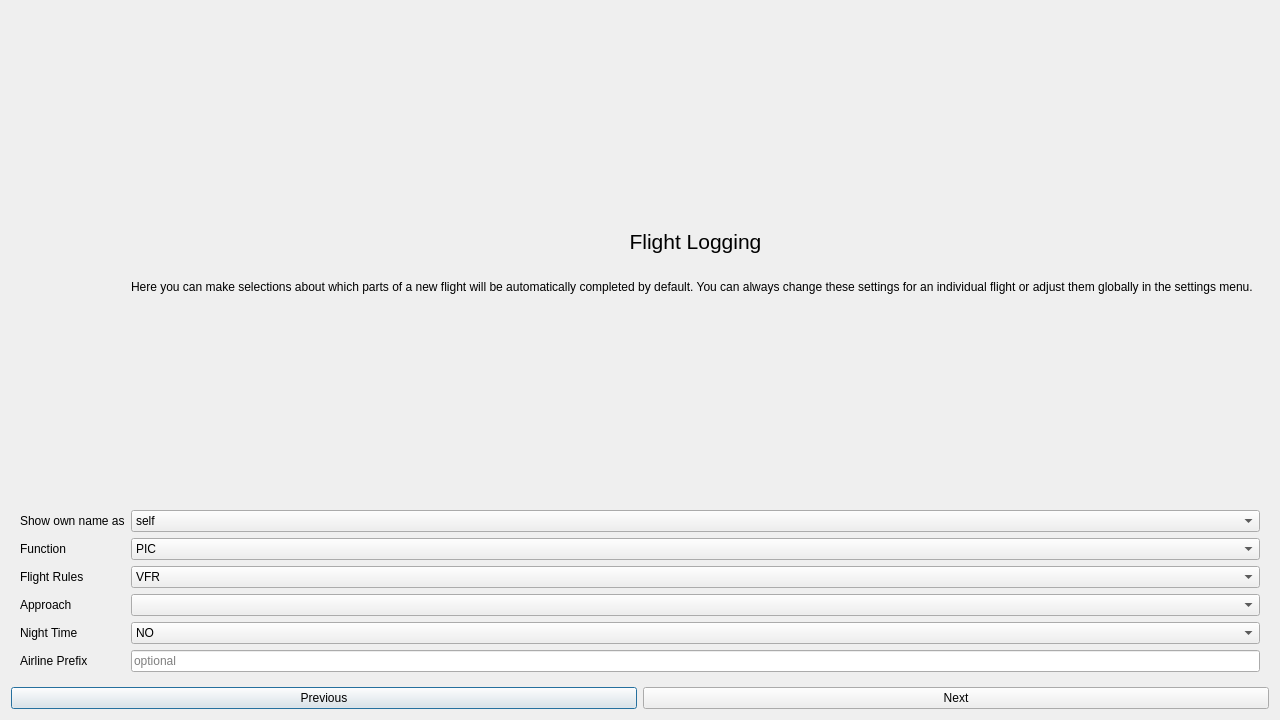
This is src/gui/dialogues/firstrundialog.ui in fiffty-50/openPilotLog as Qt 5 draws it before an edit. The edited form follows.
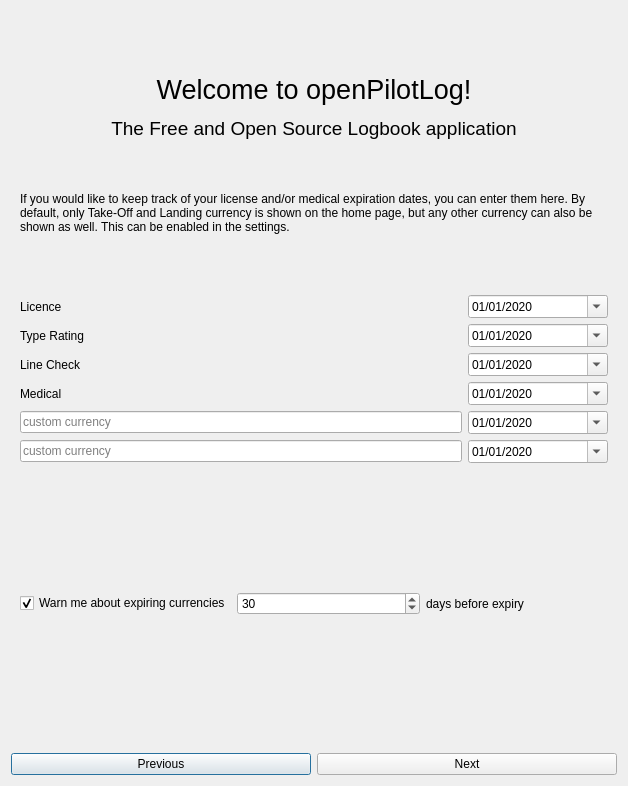
This is the edited form. The open tabs and pages were chosen to show the change.

What changed in the file:
```diff
--- a/src/gui/dialogues/firstrundialog.ui
+++ b/src/gui/dialogues/firstrundialog.ui
@@ -6,8 +6,8 @@
    <rect>
     <x>0</x>
     <y>0</y>
-    <width>1280</width>
-    <height>720</height>
+    <width>628</width>
+    <height>786</height>
    </rect>
   </property>
   <property name="windowTitle">
@@ -141,56 +141,351 @@
        </item>
       </layout>
      </widget>
-     <widget class="QWidget" name="stackedWidgetPage2">
+     <widget class="QWidget" name="currencyPage">
+      <layout class="QGridLayout" name="gridLayout_6">
+       <item row="0" column="0">
+        <widget class="QLabel" name="label_6">
+         <property name="text">
+          <string>&lt;html&gt;&lt;head/&gt;&lt;body&gt;&lt;p align=&quot;center&quot;&gt;&lt;span style=&quot; font-size:20pt;&quot;&gt;Welcome to openPilotLog!&lt;/span&gt;&lt;/p&gt;&lt;p align=&quot;center&quot;&gt;&lt;span style=&quot; font-size:14pt;&quot;&gt;The Free and Open Source Logbook application&lt;/span&gt;&lt;/p&gt;&lt;p&gt;&lt;br/&gt;&lt;/p&gt;&lt;p&gt;If you would like to keep track of your license and/or medical expiration dates, you can enter them here. By default, only Take-Off and Landing currency is shown on the home page, but any other currency can also be shown as well. This can be enabled in the settings.&lt;/p&gt;&lt;/body&gt;&lt;/html&gt;</string>
+         </property>
+         <property name="textFormat">
+          <enum>Qt::RichText</enum>
+         </property>
+         <property name="wordWrap">
+          <bool>true</bool>
+         </property>
+        </widget>
+       </item>
+       <item row="2" column="0">
+        <layout class="QHBoxLayout" name="horizontalLayout">
+         <item>
+          <widget class="QCheckBox" name="currWarningCheckBox">
+           <property name="text">
+            <string>Warn me about expiring currencies</string>
+           </property>
+           <property name="checked">
+            <bool>true</bool>
+           </property>
+          </widget>
+         </item>
+         <item>
+          <widget class="QSpinBox" name="currWarningThresholdSpinBox">
+           <property name="maximum">
+            <number>365</number>
+           </property>
+           <property name="value">
+            <number>30</number>
+           </property>
+          </widget>
+         </item>
+         <item>
+          <widget class="QLabel" name="label_3">
+           <property name="text">
+            <string>days before expiry</string>
+           </property>
+          </widget>
+         </item>
+        </layout>
+       </item>
+       <item row="1" column="0">
+        <layout class="QGridLayout" name="gridLayout_5">
+         <item row="1" column="1">
+          <widget class="QDateEdit" name="currTrDateEdit">
+           <property name="minimumSize">
+            <size>
+             <width>140</width>
+             <height>0</height>
+            </size>
+           </property>
+           <property name="currentSection">
+            <enum>QDateTimeEdit::MonthSection</enum>
+           </property>
+           <property name="displayFormat">
+            <string>MM/dd/yyyy</string>
+           </property>
+           <property name="calendarPopup">
+            <bool>true</bool>
+           </property>
+           <property name="timeSpec">
+            <enum>Qt::UTC</enum>
+           </property>
+           <property name="date">
+            <date>
+             <year>2020</year>
+             <month>1</month>
+             <day>1</day>
+            </date>
+           </property>
+          </widget>
+         </item>
+         <item row="3" column="0">
+          <widget class="QLabel" name="currMedLabel">
+           <property name="minimumSize">
+            <size>
+             <width>280</width>
+             <height>0</height>
+            </size>
+           </property>
+           <property name="text">
+            <string>Medical</string>
+           </property>
+          </widget>
+         </item>
+         <item row="5" column="0">
+          <widget class="QLineEdit" name="currCustom2LineEdit">
+           <property name="minimumSize">
+            <size>
+             <width>280</width>
+             <height>0</height>
+            </size>
+           </property>
+           <property name="placeholderText">
+            <string>custom currency</string>
+           </property>
+          </widget>
+         </item>
+         <item row="4" column="0">
+          <widget class="QLineEdit" name="currCustom1LineEdit">
+           <property name="minimumSize">
+            <size>
+             <width>280</width>
+             <height>0</height>
+            </size>
+           </property>
+           <property name="text">
+            <string/>
+           </property>
+           <property name="placeholderText">
+            <string>custom currency</string>
+           </property>
+          </widget>
+         </item>
+         <item row="1" column="0">
+          <widget class="QLabel" name="currTrLabel">
+           <property name="minimumSize">
+            <size>
+             <width>280</width>
+             <height>0</height>
+            </size>
+           </property>
+           <property name="text">
+            <string>Type Rating</string>
+           </property>
+          </widget>
+         </item>
+         <item row="4" column="1">
+          <widget class="QDateEdit" name="currCustom1DateEdit">
+           <property name="minimumSize">
+            <size>
+             <width>140</width>
+             <height>0</height>
+            </size>
+           </property>
+           <property name="currentSection">
+            <enum>QDateTimeEdit::MonthSection</enum>
+           </property>
+           <property name="displayFormat">
+            <string>MM/dd/yyyy</string>
+           </property>
+           <property name="calendarPopup">
+            <bool>true</bool>
+           </property>
+           <property name="timeSpec">
+            <enum>Qt::UTC</enum>
+           </property>
+           <property name="date">
+            <date>
+             <year>2020</year>
+             <month>1</month>
+             <day>1</day>
+            </date>
+           </property>
+          </widget>
+         </item>
+         <item row="3" column="1">
+          <widget class="QDateEdit" name="currMedDateEdit">
+           <property name="minimumSize">
+            <size>
+             <width>140</width>
+             <height>0</height>
+            </size>
+           </property>
+           <property name="currentSection">
+            <enum>QDateTimeEdit::MonthSection</enum>
+           </property>
+           <property name="displayFormat">
+            <string>MM/dd/yyyy</string>
+           </property>
+           <property name="calendarPopup">
+            <bool>true</bool>
+           </property>
+           <property name="timeSpec">
+            <enum>Qt::UTC</enum>
+           </property>
+           <property name="date">
+            <date>
+             <year>2020</year>
+             <month>1</month>
+             <day>1</day>
+            </date>
+           </property>
+          </widget>
+         </item>
+         <item row="5" column="1">
+          <widget class="QDateEdit" name="currCustom2DateEdit">
+           <property name="minimumSize">
+            <size>
+             <width>140</width>
+             <height>0</height>
+            </size>
+           </property>
+           <property name="currentSection">
+            <enum>QDateTimeEdit::MonthSection</enum>
+           </property>
+           <property name="displayFormat">
+            <string>MM/dd/yyyy</string>
+           </property>
+           <property name="calendarPopup">
+            <bool>true</bool>
+           </property>
+           <property name="timeSpec">
+            <enum>Qt::UTC</enum>
+           </property>
+           <property name="date">
+            <date>
+             <year>2020</year>
+             <month>1</month>
+             <day>1</day>
+            </date>
+           </property>
+          </widget>
+         </item>
+         <item row="0" column="1">
+          <widget class="QDateEdit" name="currLicDateEdit">
+           <property name="minimumSize">
+            <size>
+             <width>140</width>
+             <height>0</height>
+            </size>
+           </property>
+           <property name="currentSection">
+            <enum>QDateTimeEdit::MonthSection</enum>
+           </property>
+           <property name="displayFormat">
+            <string>MM/dd/yyyy</string>
+           </property>
+           <property name="calendarPopup">
+            <bool>true</bool>
+           </property>
+           <property name="timeSpec">
+            <enum>Qt::UTC</enum>
+           </property>
+           <property name="date">
+            <date>
+             <year>2020</year>
+             <month>1</month>
+             <day>1</day>
+            </date>
+           </property>
+          </widget>
+         </item>
+         <item row="2" column="1">
+          <widget class="QDateEdit" name="currLckDateEdit">
+           <property name="minimumSize">
+            <size>
+             <width>140</width>
+             <height>0</height>
+            </size>
+           </property>
+           <property name="currentSection">
+            <enum>QDateTimeEdit::MonthSection</enum>
+           </property>
+           <property name="displayFormat">
+            <string>MM/dd/yyyy</string>
+           </property>
+           <property name="calendarPopup">
+            <bool>true</bool>
+           </property>
+           <property name="timeSpec">
+            <enum>Qt::UTC</enum>
+           </property>
+           <property name="date">
+            <date>
+             <year>2020</year>
+             <month>1</month>
+             <day>1</day>
+            </date>
+           </property>
+          </widget>
+         </item>
+         <item row="2" column="0">
+          <widget class="QLabel" name="currLckLabel">
+           <property name="minimumSize">
+            <size>
+             <width>280</width>
+             <height>0</height>
+            </size>
+           </property>
+           <property name="text">
+            <string>Line Check</string>
+           </property>
+          </widget>
+         </item>
+         <item row="0" column="0">
+          <widget class="QLabel" name="currLicLabel">
+           <property name="minimumSize">
+            <size>
+             <width>280</width>
+             <height>0</height>
+            </size>
+           </property>
+           <property name="text">
+            <string>Licence</string>
+           </property>
+          </widget>
+         </item>
+        </layout>
+       </item>
+      </layout>
+     </widget>
+     <widget class="QWidget" name="flightLoggingPage">
+      <layout class="QGridLayout" name="gridLayout_10">
+       <item row="0" column="0">
+        <widget class="QLabel" name="label_7">
+         <property name="text">
+          <string>&lt;html&gt;&lt;head/&gt;&lt;body&gt;&lt;p align=&quot;center&quot;&gt;&lt;span style=&quot; font-size:20pt;&quot;&gt;Welcome to openPilotLog!&lt;/span&gt;&lt;/p&gt;&lt;p align=&quot;center&quot;&gt;&lt;span style=&quot; font-size:14pt;&quot;&gt;The Free and Open Source Logbook application&lt;/span&gt;&lt;/p&gt;&lt;p&gt;&lt;br/&gt;&lt;/p&gt;&lt;p&gt;Here you can make selections about which parts of a new flight will be automatically preselected or completed by default. You can always change these settings for an individual flight or adjust them globally in the settings menu.&lt;/p&gt;&lt;/body&gt;&lt;/html&gt;</string>
+         </property>
+         <property name="textFormat">
+          <enum>Qt::RichText</enum>
+         </property>
+         <property name="wordWrap">
+          <bool>true</bool>
+         </property>
+        </widget>
+       </item>
+       <item row="1" column="0">
       <layout class="QGridLayout" name="gridLayout_3">
-       <item row="0" column="1">
-        <widget class="QLabel" name="label_2">
-         <property name="text">
-          <string>&lt;html&gt;&lt;head/&gt;&lt;body&gt;&lt;p align=&quot;center&quot;&gt;&lt;span style=&quot; font-size:16pt;&quot;&gt;Flight Logging&lt;/span&gt;&lt;/p&gt;&lt;p&gt;&lt;br/&gt;Here you can make selections about which parts of a new flight will be automatically completed by default. You can always change these settings for an individual flight or adjust them globally in the settings menu.&lt;/p&gt;&lt;/body&gt;&lt;/html&gt;</string>
-         </property>
-         <property name="textFormat">
-          <enum>Qt::RichText</enum>
-         </property>
-         <property name="wordWrap">
-          <bool>true</bool>
-         </property>
-        </widget>
-       </item>
-       <item row="1" column="0">
-        <widget class="QLabel" name="aliasLabel">
-         <property name="text">
-          <string>Show own name as</string>
-         </property>
-        </widget>
-       </item>
-       <item row="1" column="1">
-        <widget class="QComboBox" name="aliasComboBox">
-         <item>
-          <property name="text">
-           <string>self</string>
-          </property>
-         </item>
-         <item>
-          <property name="text">
-           <string>SELF</string>
-          </property>
-         </item>
-         <item>
-          <property name="text">
-           <string>Lastname, Firstname</string>
-          </property>
-         </item>
-        </widget>
-       </item>
-       <item row="2" column="0">
+         <item row="0" column="0">
         <widget class="QLabel" name="functionLabel">
+           <property name="minimumSize">
+            <size>
+             <width>160</width>
+             <height>0</height>
+            </size>
+           </property>
          <property name="text">
-          <string>Function</string>
+            <string>Default Function</string>
          </property>
         </widget>
        </item>
-       <item row="2" column="1">
+         <item row="0" column="1">
         <widget class="QComboBox" name="functionComboBox">
+           <property name="minimumSize">
+            <size>
+             <width>160</width>
+             <height>0</height>
+            </size>
+           </property>
          <item>
           <property name="text">
            <string>PIC</string>
@@ -213,15 +508,27 @@
          </item>
         </widget>
        </item>
-       <item row="3" column="0">
+         <item row="1" column="0">
         <widget class="QLabel" name="rulesLabel">
+           <property name="minimumSize">
+            <size>
+             <width>160</width>
+             <height>0</height>
+            </size>
+           </property>
          <property name="text">
-          <string>Flight Rules</string>
+            <string>Default Flight Rules</string>
          </property>
         </widget>
        </item>
-       <item row="3" column="1">
+         <item row="1" column="1">
         <widget class="QComboBox" name="rulesComboBox">
+           <property name="minimumSize">
+            <size>
+             <width>160</width>
+             <height>0</height>
+            </size>
+           </property>
          <item>
           <property name="text">
            <string>VFR</string>
@@ -234,51 +541,116 @@
          </item>
         </widget>
        </item>
-       <item row="4" column="0">
+         <item row="2" column="0">
         <widget class="QLabel" name="approachLabel">
+           <property name="minimumSize">
+            <size>
+             <width>160</width>
+             <height>0</height>
+            </size>
+           </property>
          <property name="text">
-          <string>Approach</string>
+            <string>Default Approach</string>
          </property>
         </widget>
        </item>
-       <item row="4" column="1">
-        <widget class="QComboBox" name="approachComboBox"/>
-       </item>
-       <item row="5" column="0">
+         <item row="2" column="1">
+          <widget class="QComboBox" name="approachComboBox">
+           <property name="minimumSize">
+            <size>
+             <width>160</width>
+             <height>0</height>
+            </size>
+           </property>
+          </widget>
+         </item>
+         <item row="3" column="0">
         <widget class="QLabel" name="nightLabel">
+           <property name="minimumSize">
+            <size>
+             <width>160</width>
+             <height>0</height>
+            </size>
+           </property>
          <property name="text">
-          <string>Night Time</string>
+            <string>Calculate Night Time</string>
          </property>
         </widget>
        </item>
-       <item row="5" column="1">
+         <item row="3" column="1">
         <widget class="QComboBox" name="nightComboBox">
+           <property name="minimumSize">
+            <size>
+             <width>160</width>
+             <height>0</height>
+            </size>
+           </property>
          <item>
           <property name="text">
-           <string>NO</string>
+             <string>Yes</string>
           </property>
          </item>
          <item>
           <property name="text">
-           <string>YES (EASA)</string>
-          </property>
-         </item>
+             <string>No</string>
+            </property>
+           </item>
+          </widget>
+         </item>
+         <item row="4" column="0">
+          <widget class="QLabel" name="nightRulesLabel">
+           <property name="minimumSize">
+            <size>
+             <width>160</width>
+             <height>0</height>
+            </size>
+           </property>
+           <property name="text">
+            <string>Night Time Rules</string>
+           </property>
+          </widget>
+         </item>
+         <item row="4" column="1">
+          <widget class="QComboBox" name="nightRulesComboBox">
+           <property name="minimumSize">
+            <size>
+             <width>160</width>
+             <height>0</height>
+            </size>
+           </property>
          <item>
           <property name="text">
-           <string>YES (SR/SS)</string>
-          </property>
-         </item>
-        </widget>
-       </item>
-       <item row="6" column="0">
+             <string>EASA / ICAO / FAA</string>
+            </property>
+           </item>
+           <item>
+            <property name="text">
+             <string>Sunrise to Sunset</string>
+            </property>
+           </item>
+          </widget>
+         </item>
+         <item row="5" column="0">
         <widget class="QLabel" name="prefixLabel">
+           <property name="minimumSize">
+            <size>
+             <width>160</width>
+             <height>0</height>
+            </size>
+           </property>
          <property name="text">
-          <string>Airline Prefix</string>
+            <string>Flight Number Prefix</string>
          </property>
         </widget>
        </item>
-       <item row="6" column="1">
+         <item row="5" column="1">
         <widget class="QLineEdit" name="prefixLineEdit">
+           <property name="minimumSize">
+            <size>
+             <width>160</width>
+             <height>0</height>
+            </size>
+           </property>
          <property name="maxLength">
           <number>10</number>
          </property>
@@ -288,6 +660,119 @@
         </widget>
        </item>
       </layout>
+       </item>
+      </layout>
+     </widget>
+     <widget class="QWidget" name="appearancePage">
+      <layout class="QGridLayout" name="gridLayout_8">
+       <item row="0" column="0">
+        <widget class="QLabel" name="label_8">
+         <property name="text">
+          <string>&lt;html&gt;&lt;head/&gt;&lt;body&gt;&lt;p align=&quot;center&quot;&gt;&lt;span style=&quot; font-size:20pt;&quot;&gt;Welcome to openPilotLog!&lt;/span&gt;&lt;/p&gt;&lt;p align=&quot;center&quot;&gt;&lt;span style=&quot; font-size:14pt;&quot;&gt;The Free and Open Source Logbook application&lt;/span&gt;&lt;/p&gt;&lt;p&gt;&lt;br/&gt;&lt;/p&gt;&lt;p&gt;Here you can customize the appearance of your logbook, like how your name should be displayed in the logbook or the theme of the app.&lt;/p&gt;&lt;p&gt;The logbook views determine how your logbook is displayed. The default view is a compact overview with all the essential information displayed, whereas the EASA view is modelled after the EASA guidelines for logbooks and contains more fields. Please note that these only affects how your logbook is displayed. In both views, you have the possibility to log all the details of a specific flight. You can change the view at any time from the settings page.&lt;/p&gt;&lt;/body&gt;&lt;/html&gt;</string>
+         </property>
+         <property name="textFormat">
+          <enum>Qt::RichText</enum>
+         </property>
+         <property name="wordWrap">
+          <bool>true</bool>
+         </property>
+        </widget>
+       </item>
+       <item row="1" column="0">
+        <layout class="QGridLayout" name="gridLayout_7">
+         <item row="0" column="0">
+          <widget class="QLabel" name="aliasLabel">
+           <property name="minimumSize">
+            <size>
+             <width>160</width>
+             <height>0</height>
+            </size>
+           </property>
+           <property name="text">
+            <string>Show own name as</string>
+           </property>
+          </widget>
+         </item>
+         <item row="0" column="1">
+          <widget class="QComboBox" name="aliasComboBox">
+           <property name="minimumSize">
+            <size>
+             <width>160</width>
+             <height>0</height>
+            </size>
+           </property>
+           <item>
+            <property name="text">
+             <string>self</string>
+            </property>
+           </item>
+           <item>
+            <property name="text">
+             <string>SELF</string>
+            </property>
+           </item>
+           <item>
+            <property name="text">
+             <string>Lastname, Firstname</string>
+            </property>
+           </item>
+          </widget>
+         </item>
+         <item row="1" column="0">
+          <widget class="QLabel" name="styleLabel">
+           <property name="sizePolicy">
+            <sizepolicy hsizetype="Minimum" vsizetype="Minimum">
+             <horstretch>0</horstretch>
+             <verstretch>0</verstretch>
+            </sizepolicy>
+           </property>
+           <property name="text">
+            <string>Application Theme</string>
+           </property>
+          </widget>
+         </item>
+         <item row="1" column="1">
+          <widget class="QComboBox" name="styleComboBox"/>
+         </item>
+         <item row="2" column="0">
+          <widget class="QLabel" name="logbookViewLabel">
+           <property name="sizePolicy">
+            <sizepolicy hsizetype="Minimum" vsizetype="Minimum">
+             <horstretch>0</horstretch>
+             <verstretch>0</verstretch>
+            </sizepolicy>
+           </property>
+           <property name="toolTip">
+            <string>&lt;html&gt;&lt;head/&gt;&lt;body&gt;&lt;p&gt;Determines how your logbook is displayed in the logbook tab. This has no influence on what details are logged, just on what is displayed by default.&lt;/p&gt;&lt;/body&gt;&lt;/html&gt;</string>
+           </property>
+           <property name="whatsThis">
+            <string>&lt;html&gt;&lt;head/&gt;&lt;body&gt;&lt;p&gt;Determines how your logbook is displayed in the logbook tab. This has no influence on what details are logged, just on what is displayed by default.&lt;/p&gt;&lt;/body&gt;&lt;/html&gt;</string>
+           </property>
+           <property name="text">
+            <string>Logbook Dispay</string>
+           </property>
+          </widget>
+         </item>
+         <item row="2" column="1">
+          <widget class="QComboBox" name="logbookViewComboBox">
+           <property name="toolTip">
+            <string>&lt;html&gt;&lt;head/&gt;&lt;body&gt;&lt;p&gt;Determines how your logbook is displayed in the logbook tab. This has no influence on what details are logged, just on what is displayed by default.&lt;/p&gt;&lt;/body&gt;&lt;/html&gt;</string>
+           </property>
+           <item>
+            <property name="text">
+             <string>Default</string>
+            </property>
+           </item>
+           <item>
+            <property name="text">
+             <string>EASA Part-FCL</string>
+            </property>
+           </item>
+          </widget>
+         </item>
+        </layout>
+       </item>
+      </layout>
      </widget>
      <widget class="QWidget" name="stackedWidgetPage3">
       <layout class="QGridLayout" name="gridLayout_4">
```
Left out of the diff: 37 changed lines with no effect on the pictures. Lines whose indentation alone changed are shown as unchanged.
